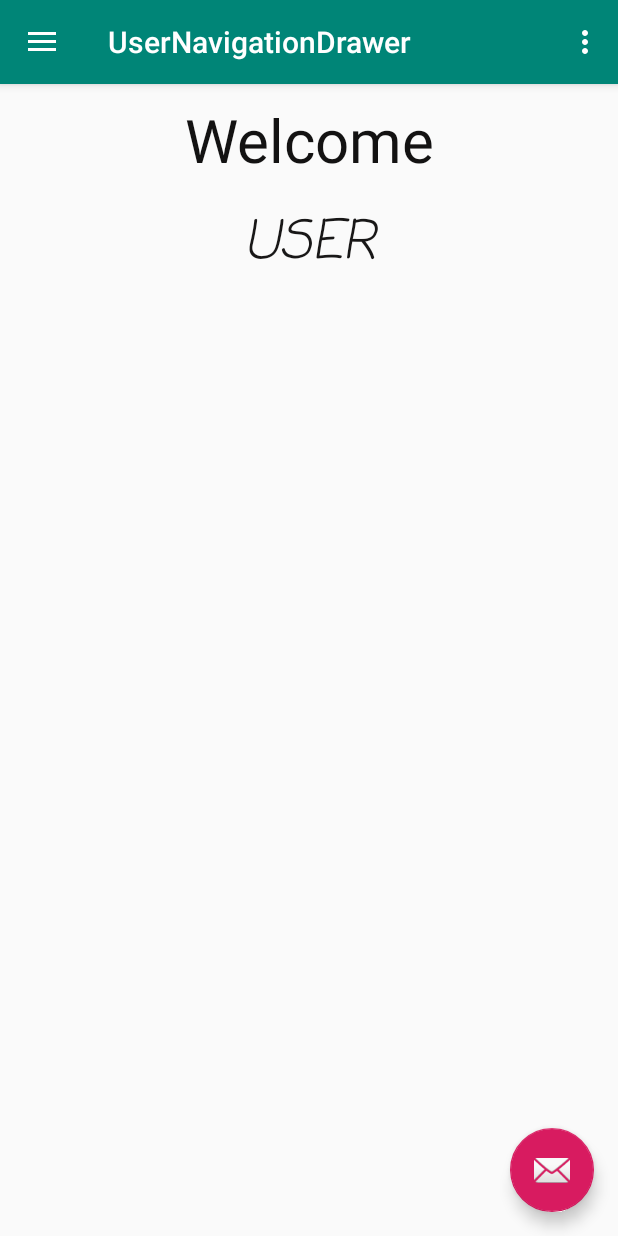
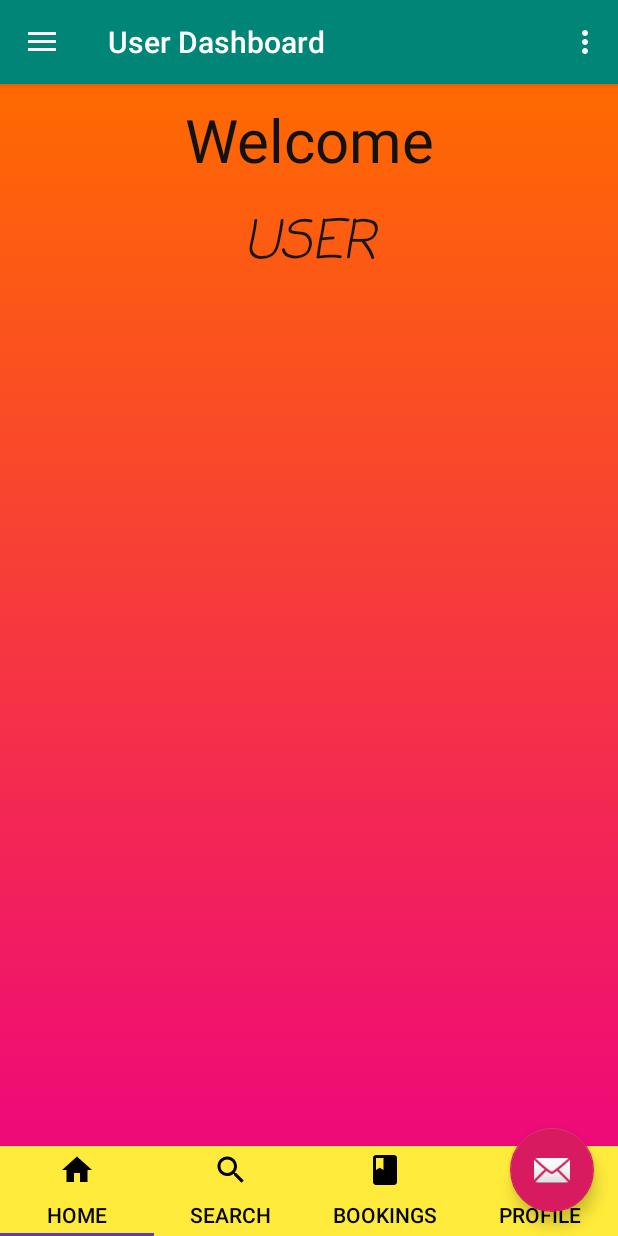
Before and after one commit to ashimmaharjan/Car_Rental_App, an Android app: the UserNavigationDrawer screen opened directly, with no data from a screen before it, after a tap on "Home", on a phone screen of 412 x 824 dp. Run offline under Robolectric (Android 15) with nearby library versions, the light colour scheme and no system bars; 1 statement that could not run was skipped; 2 other taps on this screen came first.

Commit message:
User dashboard activity changed into fragment

```diff
--- a/app/src/main/AndroidManifest.xml
+++ b/app/src/main/AndroidManifest.xml
@@ -24,7 +24,6 @@
         <activity android:name=".Controllers.AdminDashboard" />
         <activity android:name=".Controllers.AddCar" />
         <activity android:name=".Controllers.Manage_Cars" />
-        <activity android:name=".Controllers.Dashboard" />
         <activity android:name=".Controllers.Register" />
         <activity android:name=".Controllers.MainActivity" />
         <activity android:name=".Controllers.Login" />
--- a/app/src/main/java/com/example/carrental/Controllers/AddCar.java
+++ b/app/src/main/java/com/example/carrental/Controllers/AddCar.java
@@ -234,9 +234,10 @@ public class AddCar extends AppCompatActivity {
         String cMileage=carMileage.getText().toString();
         String cRPrice=carRentalPrice.getText().toString();
         String cImageName=carImageName.getText().toString();
+
             createInstance();
 
-        Call<String> carCall=carRentalsAPI.addCar(cName,cMan,cAC,cSeats,cMileage,cRPrice,cImageName);
+            Call<String> carCall = carRentalsAPI.addCar(cName, cMan, cAC, cSeats, cMileage, cRPrice, cImageName);
             carCall.enqueue(new Callback<String>() {
                 @Override
                 public void onResponse(Call<String> call, Response<String> response) {
@@ -245,10 +246,11 @@ public class AddCar extends AppCompatActivity {
 
                 @Override
                 public void onFailure(Call<String> call, Throwable t) {
-                Toast.makeText(AddCar.this, "Error"+t.getMessage(), Toast.LENGTH_SHORT).show();
+                    Toast.makeText(AddCar.this, "Error" + t.getMessage(), Toast.LENGTH_SHORT).show();
                 }
             });
 
 
+
     }
 }
--- a/app/src/main/java/com/example/carrental/Controllers/Dashboard.java
+++ b/app/src/main/java/com/example/carrental/Dashboard.java
@@ -1,29 +1,43 @@
-package com.example.carrental.Controllers;
+package com.example.carrental;
 
+
+import android.os.Bundle;
 import android.support.design.widget.TabLayout;
+import android.support.v4.app.Fragment;
 import android.support.v4.view.ViewPager;
-import android.support.v7.app.AppCompatActivity;
-import android.os.Bundle;
+import android.view.LayoutInflater;
+import android.view.View;
+import android.view.ViewGroup;
 
+import com.example.carrental.Controllers.ViewPagerFragmentAdapter;
 import com.example.carrental.Fragments.Bookings;
 import com.example.carrental.Fragments.Home;
 import com.example.carrental.Fragments.Profile;
 import com.example.carrental.Fragments.Search;
-import com.example.carrental.R;
 
-public class Dashboard extends AppCompatActivity {
 
+/**
+ * A simple {@link Fragment} subclass.
+ */
+public class Dashboard extends Fragment {
+
+
+    public Dashboard() {
+        // Required empty public constructor
+    }
+
+    private TabLayout tabLayout;
     private ViewPager viewPager;
-    private TabLayout tabLayout;
     @Override
-    protected void onCreate(Bundle savedInstanceState) {
-        super.onCreate(savedInstanceState);
-        setContentView(R.layout.activity_dashboard);
+    public View onCreateView(LayoutInflater inflater, ViewGroup container,
+                             Bundle savedInstanceState) {
+        // Inflate the layout for this fragment
+       View view=inflater.inflate(R.layout.fragment_dashboard,container,false);
 
-        tabLayout=findViewById(R.id.tabId);
-        viewPager=findViewById(R.id.viewPager);
+        tabLayout=view.findViewById(R.id.tabId);
+        viewPager=view.findViewById(R.id.viewPager);
 
-        ViewPagerFragmentAdapter viewPagerFragmentAdapter=new ViewPagerFragmentAdapter(getSupportFragmentManager());
+        ViewPagerFragmentAdapter viewPagerFragmentAdapter=new ViewPagerFragmentAdapter(getChildFragmentManager());
 
         viewPagerFragmentAdapter.addFragment(new Home(),"Home");
         viewPagerFragmentAdapter.addFragment(new Search(),"Search");
@@ -37,5 +51,7 @@ public class Dashboard extends AppCompatActivity {
         tabLayout.getTabAt(2).setIcon(R.drawable.ic_book_black_24dp);
         tabLayout.getTabAt(3).setIcon(R.drawable.ic_person_black_24dp);
 
+       return view;
     }
+
 }
--- a/app/src/main/java/com/example/carrental/Fragments/Home.java
+++ b/app/src/main/java/com/example/carrental/Fragments/Home.java
@@ -38,6 +38,7 @@ public class Home extends Fragment {
     Retrofit retrofit;
     CarRentalsAPI api;
 
+
     public Home() {
         // Required empty public constructor
     }
@@ -46,8 +47,8 @@ public class Home extends Fragment {
     public View onCreateView(LayoutInflater inflater, ViewGroup container,
                              Bundle savedInstanceState) {
         // Inflate the layout for this fragment
+
         View view=inflater.inflate(R.layout.fragment_home, container, false);
-
         recyclerView=view.findViewById(R.id.recyclerView);
 
         getCars();
--- a/app/src/main/java/com/example/carrental/UserNavigationDrawer.java
+++ b/app/src/main/java/com/example/carrental/UserNavigationDrawer.java
@@ -1,11 +1,11 @@
 package com.example.carrental;
 
-import android.content.Intent;
 import android.os.Bundle;
 import android.support.design.widget.FloatingActionButton;
 import android.support.design.widget.Snackbar;
 import android.support.v4.app.FragmentManager;
 import android.support.v4.app.FragmentTransaction;
+import android.support.v7.app.ActionBar;
 import android.view.View;
 import android.support.v4.view.GravityCompat;
 import android.support.v7.app.ActionBarDrawerToggle;
@@ -24,6 +24,7 @@ import com.example.carrental.Fragments.Profile;
 
 public class UserNavigationDrawer extends AppCompatActivity
         implements NavigationView.OnNavigationItemSelectedListener {
+    ActionBar actionBar;
 
     @Override
     protected void onCreate(Bundle savedInstanceState) {
@@ -31,6 +32,8 @@ public class UserNavigationDrawer extends AppCompatActivity
         setContentView(R.layout.activity_user_navigation_drawer);
         Toolbar toolbar = findViewById(R.id.toolbar);
         setSupportActionBar(toolbar);
+        actionBar=getSupportActionBar();
+        actionBar.setTitle("User Dashboard");
         FloatingActionButton fab = findViewById(R.id.fab);
         fab.setOnClickListener(new View.OnClickListener() {
             @Override
@@ -91,9 +94,8 @@ public class UserNavigationDrawer extends AppCompatActivity
         int id = item.getItemId();
 
         if (id == R.id.nav_home) {
-            fragmentTransaction.replace(R.id.fragment_container,new Home());
+            fragmentTransaction.replace(R.id.fragment_container,new Dashboard());
             fragmentTransaction.commit();
-            // Handle the camera action
         } else if (id == R.id.nav_aboutUs) {
             fragmentTransaction.replace(R.id.fragment_container,new AboutUs());
             fragmentTransaction.commit();
--- a/app/src/main/res/layout/content_user_navigation_drawer.xml
+++ b/app/src/main/res/layout/content_user_navigation_drawer.xml
@@ -6,7 +6,8 @@
     android:layout_height="match_parent"
     app:layout_behavior="@string/appbar_scrolling_view_behavior"
     tools:context=".UserNavigationDrawer"
-    tools:showIn="@layout/app_bar_user_navigation_drawer">
+    tools:showIn="@layout/app_bar_user_navigation_drawer"
+    android:background="@drawable/btn_style">
 
     <RelativeLayout
         android:id="@+id/fragment_container"
--- /dev/null
+++ b/app/src/main/res/layout/fragment_dashboard.xml
@@ -0,0 +1,39 @@
+<?xml version="1.0" encoding="utf-8"?>
+<FrameLayout xmlns:android="http://schemas.android.com/apk/res/android"
+    xmlns:tools="http://schemas.android.com/tools"
+    android:layout_width="match_parent"
+    android:layout_height="match_parent"
+    xmlns:app="http://schemas.android.com/apk/res-auto"
+    tools:context=".Dashboard">
+
+    <!-- TODO: Update blank fragment layout -->
+    <RelativeLayout
+        android:layout_width="match_parent"
+        android:layout_height="match_parent"
+        tools:context=".Controllers.Dashboard"
+        android:background="@drawable/gradient_bg">
+
+        <android.support.design.widget.TabLayout
+            android:layout_width="match_parent"
+            android:layout_height="60dp"
+            android:id="@+id/tabId"
+            android:background="#FFEB3B"
+            android:layout_alignParentBottom="true"
+            app:tabTextColor="#050505"
+            app:tabIndicatorColor="#673AB7">
+
+        </android.support.design.widget.TabLayout>
+
+        <android.support.v4.view.ViewPager
+            android:layout_width="match_parent"
+            android:layout_height="wrap_content"
+            android:id="@+id/viewPager"
+            android:background="@drawable/gradient_bg"
+            android:layout_above="@+id/tabId">
+        </android.support.v4.view.ViewPager>
+
+
+
+    </RelativeLayout>
+
+</FrameLayout>
```
Also changed, not shown: app/src/main/java/com/example/carrental/Controllers/Login.java (+7 -1 lines), app/src/main/res/layout/activity_dashboard.xml (deleted, +0 -34 lines). Lines whose indentation alone changed are shown as unchanged.
